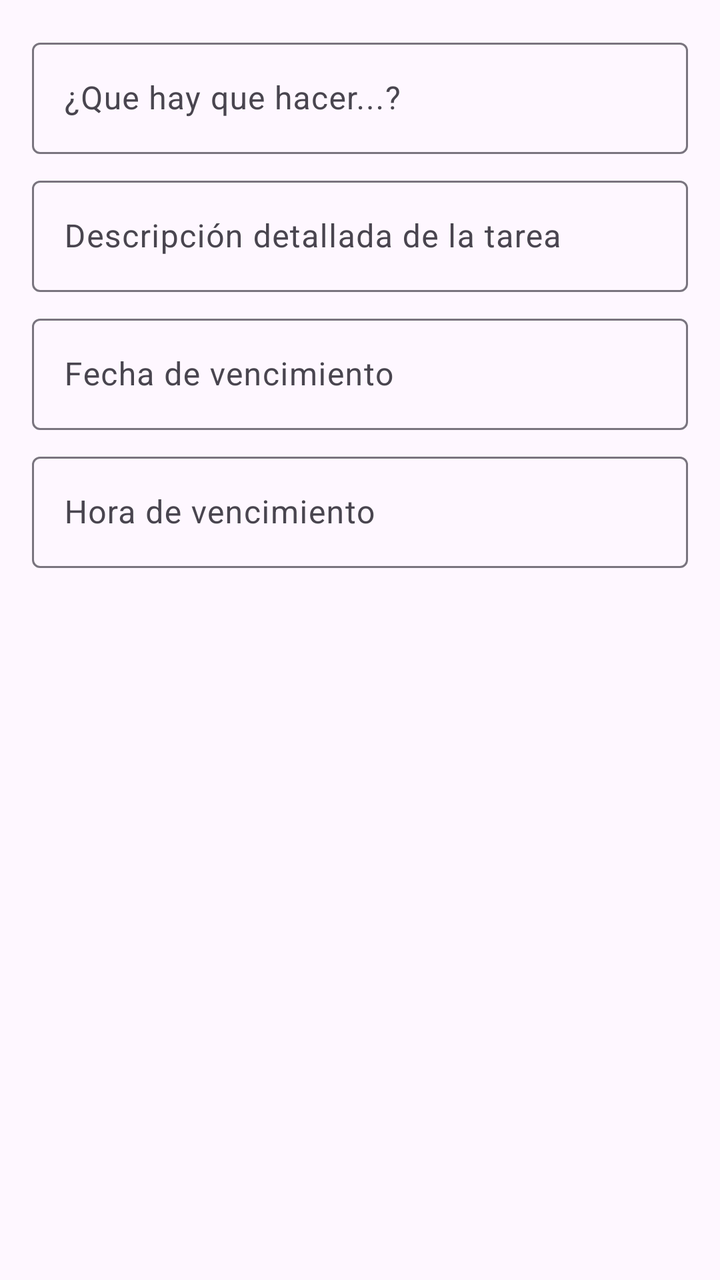
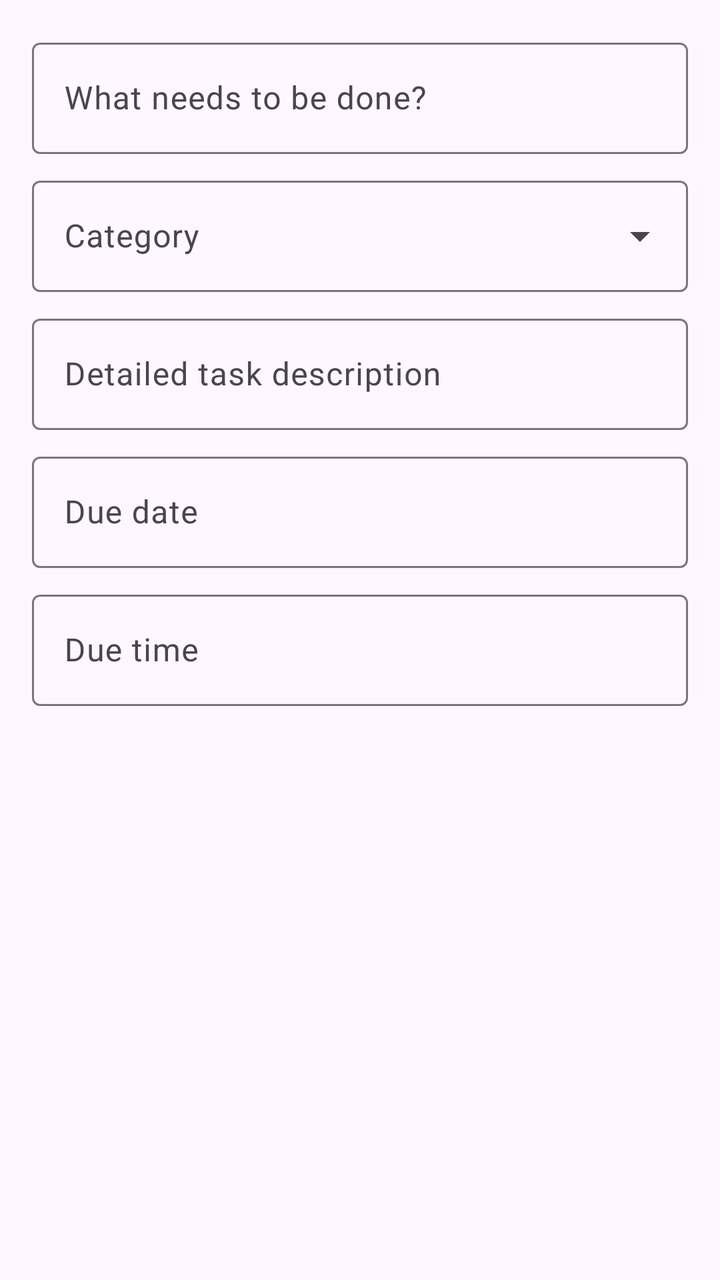

Compare the two renders of this Android layout. The source of the first and the diff that turns it into the second are given below.
<!-- AndroidManifest.xml: application theme Theme.Tareas -->
<!-- res/layout/dialog_task.xml -->
<?xml version="1.0" encoding="utf-8"?>
<LinearLayout xmlns:android="http://schemas.android.com/apk/res/android"
    android:layout_width="match_parent"
    android:layout_height="match_parent"
    android:orientation="vertical"
    android:padding="16dp">

    <com.google.android.material.textfield.TextInputLayout
        android:layout_width="match_parent"
        android:layout_height="wrap_content"
        android:layout_marginBottom="8dp">

        <com.google.android.material.textfield.TextInputEditText
            android:id="@+id/titleEditText"
            android:layout_width="match_parent"
            android:layout_height="wrap_content"
            android:hint="¿Que hay que hacer...?" />

    </com.google.android.material.textfield.TextInputLayout>

    <com.google.android.material.textfield.TextInputLayout
        android:layout_width="match_parent"
        android:layout_height="wrap_content"
        android:layout_marginBottom="8dp">

        <com.google.android.material.textfield.TextInputEditText
            android:id="@+id/descriptionEditText"
            android:layout_width="match_parent"
            android:layout_height="wrap_content"
            android:hint="Descripción detallada de la tarea" />

    </com.google.android.material.textfield.TextInputLayout>

    <com.google.android.material.textfield.TextInputLayout
        android:layout_width="match_parent"
        android:layout_height="wrap_content"
        android:layout_marginBottom="8dp">

        <com.google.android.material.textfield.TextInputEditText
            android:id="@+id/dateEditText"
            android:layout_width="match_parent"
            android:layout_height="wrap_content"
            android:clickable="true"
            android:focusable="false"
            android:hint="Fecha de vencimiento" />

    </com.google.android.material.textfield.TextInputLayout>

    <com.google.android.material.textfield.TextInputLayout
        android:layout_width="match_parent"
        android:layout_height="wrap_content">

        <com.google.android.material.textfield.TextInputEditText
            android:id="@+id/timeEditText"
            android:layout_width="match_parent"
            android:layout_height="wrap_content"
            android:clickable="true"
            android:focusable="false"
            android:hint="Hora de vencimiento" />

    </com.google.android.material.textfield.TextInputLayout>
</LinearLayout>
<!-- resources referenced by this layout -->
<resources>
  <style name="Theme.Tareas" parent="Base.Theme.Tareas" />
  <style name="Base.Theme.Tareas" parent="Theme.Material3.DayNight.NoActionBar">
          
      </style>
</resources>

<!-- the commit's change to res/layout/dialog_task.xml (unified diff, before → after) -->
@@ -14,7 +14,23 @@
             android:id="@+id/titleEditText"
             android:layout_width="match_parent"
             android:layout_height="wrap_content"
-            android:hint="¿Que hay que hacer...?" />
+            android:hint="@string/task_title_hint" />
+
+    </com.google.android.material.textfield.TextInputLayout>
+
+    <com.google.android.material.textfield.TextInputLayout
+        android:layout_width="match_parent"
+        android:layout_height="wrap_content"
+        android:layout_marginBottom="8dp"
+        style="@style/Widget.Material3.TextInputLayout.OutlinedBox.ExposedDropdownMenu">
+
+        <com.google.android.material.textfield.MaterialAutoCompleteTextView
+            android:id="@+id/categoryAutoCompleteTextView"
+            android:layout_width="match_parent"
+            android:layout_height="wrap_content"
+            android:clickable="true"
+            android:focusable="false"
+            android:hint="@string/category" />
 
     </com.google.android.material.textfield.TextInputLayout>
 
@@ -27,7 +43,7 @@
             android:id="@+id/descriptionEditText"
             android:layout_width="match_parent"
             android:layout_height="wrap_content"
-            android:hint="Descripción detallada de la tarea" />
+            android:hint="@string/task_description_hint" />
 
     </com.google.android.material.textfield.TextInputLayout>
 
@@ -42,7 +58,7 @@
             android:layout_height="wrap_content"
             android:clickable="true"
             android:focusable="false"
-            android:hint="Fecha de vencimiento" />
+            android:hint="@string/task_due_date_hint" />
 
     </com.google.android.material.textfield.TextInputLayout>
 
@@ -56,7 +72,7 @@
             android:layout_height="wrap_content"
             android:clickable="true"
             android:focusable="false"
-            android:hint="Hora de vencimiento" />
+            android:hint="@string/task_due_time_hint" />
 
     </com.google.android.material.textfield.TextInputLayout>
 </LinearLayout>
<!-- resource entries referenced after the edit -->
@@ -1,5 +1,10 @@
 <!-- resources referenced by this layout -->
 <resources>
+  <string name="category">Category</string>
+  <string name="task_description_hint">Detailed task description</string>
+  <string name="task_due_date_hint">Due date</string>
+  <string name="task_due_time_hint">Due time</string>
+  <string name="task_title_hint">What needs to be done?</string>
   <style name="Theme.Tareas" parent="Base.Theme.Tareas" />
   <style name="Base.Theme.Tareas" parent="Theme.Material3.DayNight.NoActionBar">
           
